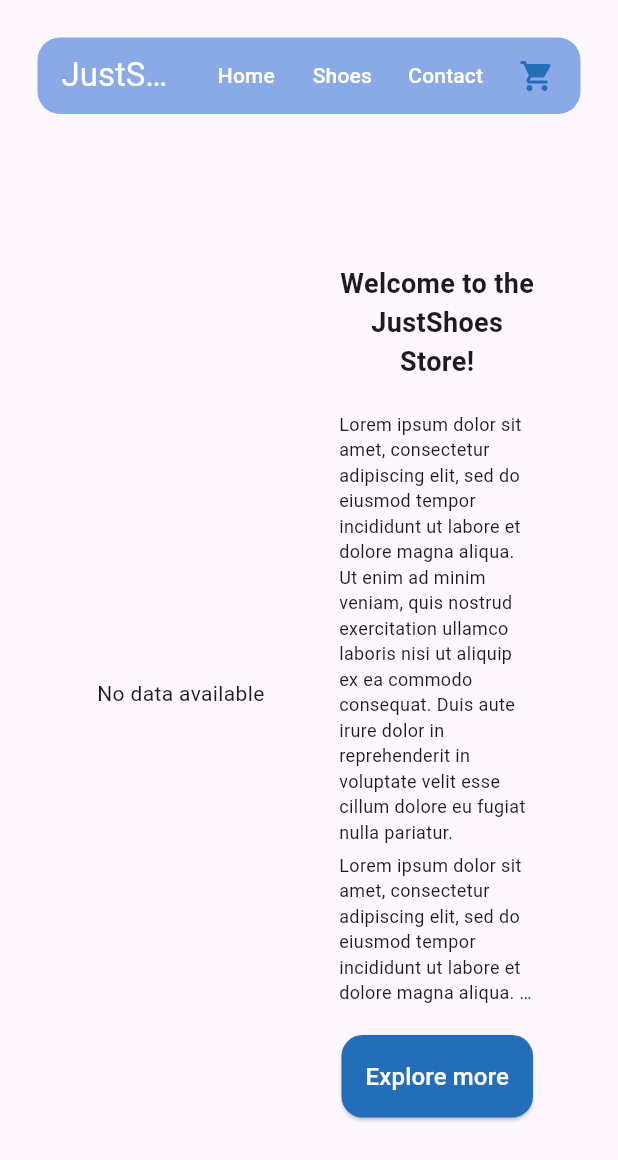
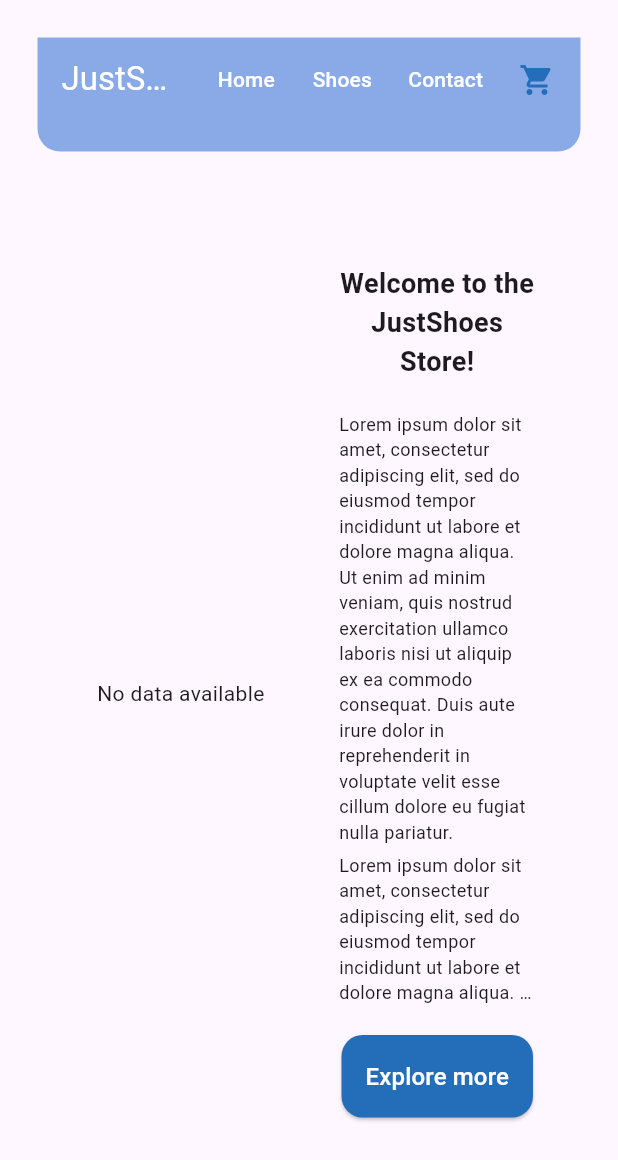
Before and after one commit to GianniQuinten/fluttercommerce, a Flutter app: the screen it shows after launch, on a phone screen of 412 x 824 dp. Shown: the top 1160 px of the screen. Run offline on Flutter 3.47's test engine with Material 3 defaults, Android fonts, the phone set to English and light mode, and no system bars; network calls fail.

Commit message:
Navbar done

```diff
--- a/lib/src/widget/app_bar.dart
+++ b/lib/src/widget/app_bar.dart
@@ -1,24 +1,31 @@
+import 'package:flutter/foundation.dart';
 import 'package:flutter/material.dart';
 import 'package:fluttercommerce/src/views/contact_page.dart';
-
 import '../views/home_page.dart';
 import '../views/shoe_overview_page.dart';
 
 class MyAppBar extends StatelessWidget implements PreferredSizeWidget {
   final String title;
 
+  final double extraToolbarHeight =
+      defaultTargetPlatform == TargetPlatform.android ? 45.0 : 25.0;
+
   MyAppBar({required this.title});
 
   @override
   Widget build(BuildContext context) {
     return Container(
-      margin: const EdgeInsets.all(25.0), // Sets a margin of 25px around the AppBar
-      height: kToolbarHeight + 45, // Adjust the height so it works with the margin
+      margin: const EdgeInsets.fromLTRB(25.0, 25, 25, 0),
+      // Sets a margin of 25px around the AppBar
+      height: kToolbarHeight + extraToolbarHeight,
+      // Adjust the height so it works with the margin
       child: AppBar(
-        backgroundColor: const Color(0xFF89AAE6), // Background color of AppBar
+        backgroundColor: const Color(0xFF89AAE6),
+        // Background color of AppBar
         title: Text(
           title,
-          style: const TextStyle(color: Colors.white), // Change title text color to white
+          style: const TextStyle(
+              color: Colors.white), // Change title text color to white
         ),
         actions: [
           TextButton(
@@ -32,7 +39,8 @@ class MyAppBar extends StatelessWidget implements PreferredSizeWidget {
             },
             child: const Text(
               'Home',
-              style: TextStyle(color: Colors.white), // Change button text color to white
+              style: TextStyle(
+                  color: Colors.white), // Change button text color to white
             ),
           ),
           TextButton(
@@ -46,7 +54,8 @@ class MyAppBar extends StatelessWidget implements PreferredSizeWidget {
             },
             child: const Text(
               'Shoes',
-              style: TextStyle(color: Colors.white), // Change button text color to white
+              style: TextStyle(
+                  color: Colors.white), // Change button text color to white
             ),
           ),
           TextButton(
@@ -54,32 +63,42 @@ class MyAppBar extends StatelessWidget implements PreferredSizeWidget {
               Navigator.push(
                 context,
                 MaterialPageRoute(
-                  builder: (context) => ContactPage(), // Change to contact whenever it is made
+                  builder: (context) =>
+                      ContactPage(), // Change to contact whenever it is made
                 ),
               );
             },
             child: const Text(
               'Contact',
-              style: TextStyle(color: Colors.white), // Change button text color to white
+              style: TextStyle(
+                  color: Colors.white), // Change button text color to white
             ),
           ),
           Padding(
-            padding: const EdgeInsets.only(right: 5.0), // Padding for the IconButton
+            padding: const EdgeInsets.only(right: 5.0),
+            // Padding for the IconButton
             child: IconButton(
-              icon: const Icon(Icons.shopping_cart, color: Color(0xFF246EB9)), // Change icon color to custom blue color
+              icon: const Icon(Icons.shopping_cart, color: Color(0xFF246EB9)),
+              // Change icon color to custom blue color
               onPressed: () {
                 // Navigate to the cart page
               },
             ),
           ),
         ],
-        shape: RoundedRectangleBorder(
-          borderRadius: BorderRadius.circular(15.0),
-        ),
+        shape: defaultTargetPlatform != TargetPlatform.android ? RoundedRectangleBorder(
+                borderRadius: BorderRadius.circular(15.0),
+              ) : RoundedRectangleBorder(
+                  borderRadius: BorderRadius.only(
+                  bottomLeft: Radius.circular(15.0),
+                  bottomRight: Radius.circular(15.0),
+                ),
+              ),
       ),
     );
   }
 
   @override
-  Size get preferredSize => Size.fromHeight(kToolbarHeight + 45); // Adjust the height so it works with the margin
+  Size get preferredSize => Size.fromHeight(kToolbarHeight +
+      extraToolbarHeight); // Adjust the height so it works with the margin
 }
```
